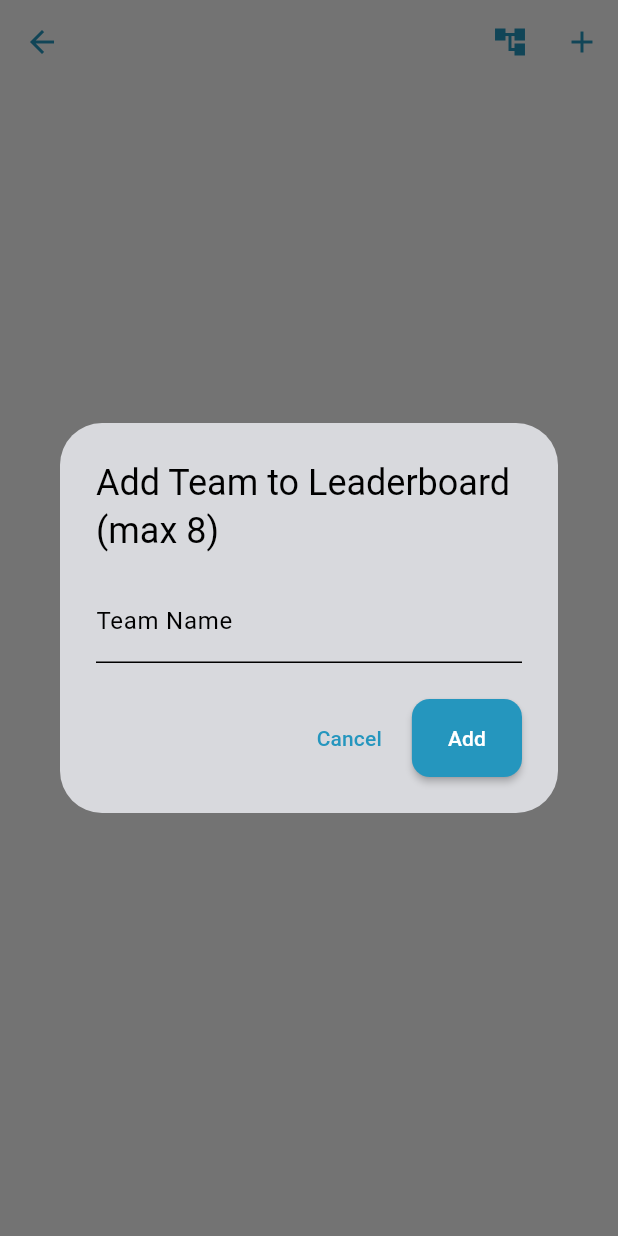
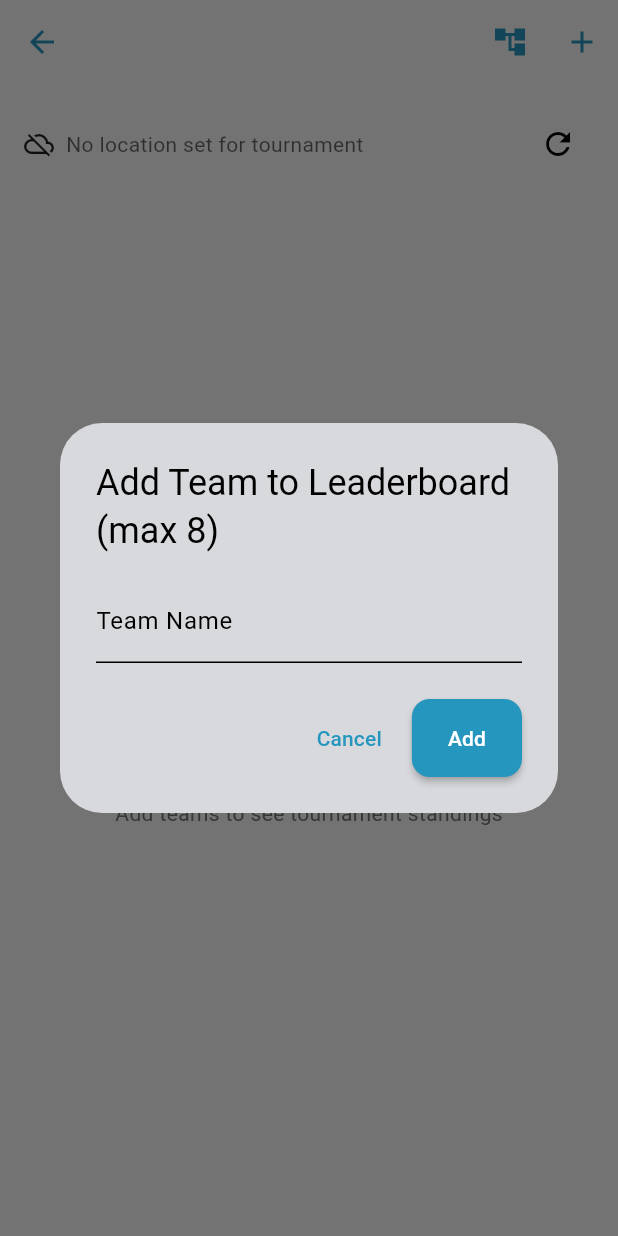
Before and after one commit to oussamaassal/YourLeague, a Flutter app: the LeaderboardsPage screen opened directly with empty values, after a tap on the "add" icon, on a phone screen of 412 x 824 dp. Run offline on Flutter 3.47's test engine with Material 3 defaults, Android fonts, the light colour scheme and no system bars; our stand-ins replace cloud_firestore, file_picker, firebase_auth, firebase_core, firebase_storage, flutter_bloc and 9 more; missing offline and left inert: cloudinary_public, flutter_stripe, mobile_scanner; accounts and stored records are empty.

Commit message:
ADDED WEATHER API

```diff
--- a/lib/User/features/matches/presentation/pages/leaderboards_page.dart
+++ b/lib/User/features/matches/presentation/pages/leaderboards_page.dart
@@ -6,6 +6,7 @@ import 'package:yourleague/User/features/matches/domain/entities/leaderboard.dar
 import 'package:yourleague/User/features/matches/presentation/pages/bracket_page.dart';
 import 'package:cloud_firestore/cloud_firestore.dart' as fs;
 import 'package:yourleague/User/features/auth/presentation/cubits/auth_cubit.dart';
+import 'package:yourleague/common/services/weather_service.dart';
 
 class LeaderboardsPage extends StatefulWidget {
   final String tournamentId;
@@ -20,6 +21,8 @@ class _LeaderboardsPageState extends State<LeaderboardsPage> {
 
   List<Leaderboard> _lastLeaderboards = const [];
   bool _isOrganizer = false;
+  WeatherInfo? _weather;
+  String? _weatherError;
 
   @override
   void initState() {
@@ -27,6 +30,7 @@ class _LeaderboardsPageState extends State<LeaderboardsPage> {
     WidgetsBinding.instance.addPostFrameCallback((_) async {
       await context.read<MatchesCubit>().getLeaderboardsByTournament(widget.tournamentId);
       await _loadOrganizer();
+      await _loadWeather();
     });
   }
 
@@ -50,9 +54,30 @@ class _LeaderboardsPageState extends State<LeaderboardsPage> {
     } catch (_) {}
   }
 
+  Future<void> _loadWeather() async {
+    try {
+      final doc = await fs.FirebaseFirestore.instance.collection('tournaments').doc(widget.tournamentId).get();
+      if (!doc.exists) return;
+      final data = doc.data() as Map<String, dynamic>;
+      final geo = data['location'];
+      if (geo is fs.GeoPoint && WeatherService.isEnabled) {
+        final info = await WeatherService.getCurrent(lat: geo.latitude, lon: geo.longitude);
+        if (!mounted) return;
+        setState(() { _weather = info; _weatherError = WeatherService.lastError; });
+      } else if (!(WeatherService.isEnabled)) {
+        setState(() { _weatherError = 'Weather disabled (no API key)'; });
+      } else {
+        setState(() { _weatherError = 'No location set for tournament'; });
+      }
+    } catch (e) {
+      if (!mounted) return;
+      setState(() { _weatherError = 'Weather error: $e'; });
+    }
+  }
+
   @override
   Widget build(BuildContext context) {
-    final canAdd = _isOrganizer; // only organizer can add/modify teams
+    final canAdd = _isOrganizer;
 
     return Scaffold(
       appBar: AppBar(
@@ -104,17 +129,63 @@ class _LeaderboardsPageState extends State<LeaderboardsPage> {
         builder: (context, state) {
           final leaderboards = (state is LeaderboardsLoaded) ? state.leaderboards : _lastLeaderboards;
 
+          // Weather header (if any)
+          final weatherHeader = (_weather != null)
+              ? Container(
+                  margin: const EdgeInsets.fromLTRB(16, 16, 16, 8),
+                  padding: const EdgeInsets.all(12),
+                  decoration: BoxDecoration(
+                    color: Theme.of(context).colorScheme.surfaceContainerHighest,
+                    borderRadius: BorderRadius.circular(12),
+                  ),
+                  child: Row(
+                    children: [
+                      Image.network(_weather!.iconUrl, width: 48, height: 48, errorBuilder: (_, __, ___) => const Icon(Icons.wb_sunny)),
+                      const SizedBox(width: 12),
+                      Expanded(
+                        child: Column(
+                          crossAxisAlignment: CrossAxisAlignment.start,
+                          children: [
+                            Text('${_weather!.tempC.toStringAsFixed(1)}°C • ${_weather!.description}'),
+                            const SizedBox(height: 4),
+                            Text('Wind ${_weather!.windSpeed.toStringAsFixed(1)} m/s • Humidity ${_weather!.humidity}%'),
+                          ],
+                        ),
+                      ),
+                      IconButton(
+                        tooltip: 'Refresh weather',
+                        onPressed: _loadWeather,
+                        icon: const Icon(Icons.refresh),
+                      ),
+                    ],
+                  ),
+                )
+              : (_weatherError != null)
+                  ? Padding(
+                      padding: const EdgeInsets.fromLTRB(16, 16, 16, 8),
+                      child: Row(
+                        children: [
+                          const Icon(Icons.cloud_off, size: 20),
+                          const SizedBox(width: 8),
+                          Expanded(child: Text(_weatherError!, style: TextStyle(color: Theme.of(context).hintColor))),
+                          IconButton(onPressed: _loadWeather, icon: const Icon(Icons.refresh))
+                        ],
+                      ),
+                    )
+                  : const SizedBox.shrink();
+
           if (leaderboards.isEmpty) {
-            return Center(
+            return Column(
+              children: [
+                weatherHeader,
+                Expanded(
+                  child: Center(
                     child: Column(
                       mainAxisAlignment: MainAxisAlignment.center,
                       children: [
                         Icon(Icons.leaderboard, size: 80, color: Colors.grey[400]),
                         const SizedBox(height: 16),
-                  Text(
-                    'No leaderboard entries',
-                    style: Theme.of(context).textTheme.titleLarge,
-                  ),
+                        Text('No leaderboard entries', style: Theme.of(context).textTheme.titleLarge),
                         const SizedBox(height: 8),
                         Text(
                           canAdd ? 'Add teams to see tournament standings' : 'Waiting for organizer to add teams',
@@ -122,11 +193,15 @@ class _LeaderboardsPageState extends State<LeaderboardsPage> {
                         ),
                       ],
                     ),
+                  ),
+                ),
+              ],
             );
           }
 
           return Column(
             children: [
+              weatherHeader,
               Container(
                 padding: const EdgeInsets.all(16),
                 color: Theme.of(context).colorScheme.primaryContainer,
@@ -137,18 +212,16 @@ class _LeaderboardsPageState extends State<LeaderboardsPage> {
                       child: Column(
                         crossAxisAlignment: CrossAxisAlignment.start,
                         children: [
-                          Text(
-                            'Tournament Standings',
-                            style: Theme.of(context).textTheme.titleLarge?.copyWith(
-                                  fontWeight: FontWeight.bold,
+                          Text('Tournament Standings', style: Theme.of(context).textTheme.titleLarge?.copyWith(fontWeight: FontWeight.bold)),
+                          Text('${leaderboards.length} / 8 teams', style: Theme.of(context).textTheme.bodySmall),
+                        ],
                       ),
                     ),
-                          Text(
-                            '${leaderboards.length} / 8 teams',
-                            style: Theme.of(context).textTheme.bodySmall,
-                          ),
-                        ],
-                      ),
+                    if (canAdd)
+                      IconButton(
+                        icon: const Icon(Icons.edit),
+                        onPressed: () => _showModifierDialog(context, leaderboards),
+                        tooltip: 'Modify Leaderboard',
                       ),
                     IconButton(
                       icon: const Icon(Icons.refresh),
@@ -378,6 +451,51 @@ class _LeaderboardsPageState extends State<LeaderboardsPage> {
       ),
     );
   }
+
+  void _showModifierDialog(BuildContext context, List<Leaderboard> leaderboards) {
+    showDialog(
+      context: context,
+      builder: (context) => AlertDialog(
+        title: const Text('Modify Leaderboard'),
+        content: SizedBox(
+          width: double.maxFinite,
+          child: ListView(
+            shrinkWrap: true,
+            children: [
+              const Text('Select a team to modify:'),
+              const SizedBox(height: 16),
+              ...leaderboards.map((leaderboard) => ListTile(
+                    title: Text(leaderboard.teamName),
+                    subtitle: Text('Pts: ${leaderboard.points} | MP: ${leaderboard.matchesPlayed}'),
+                    trailing: const Icon(Icons.edit),
+                    onTap: () {
+                      Navigator.pop(context);
+                      _showEditTeamDialog(context, leaderboard);
+                    },
+                  )),
+              const SizedBox(height: 16),
+              ElevatedButton(
+                onPressed: () {
+                  Navigator.pop(context);
+                  showDialog(
+                    context: context,
+                    builder: (context) => AddLeaderboardDialog(tournamentId: widget.tournamentId),
+                  );
+                },
+                child: const Text('Add New Team'),
+              ),
+            ],
+          ),
+        ),
+        actions: [
+          TextButton(
+            onPressed: () => Navigator.pop(context),
+            child: const Text('Close'),
+          ),
+        ],
+      ),
+    );
+  }
 }
 
 class AddLeaderboardDialog extends StatefulWidget {
--- /dev/null
+++ b/lib/common/services/weather_service.dart
@@ -0,0 +1,91 @@
+import 'dart:convert';
+import 'package:http/http.dart' as http;
+
+/// Simple current weather model
+class WeatherInfo {
+  final double tempC;
+  final String description;
+  final String iconCode;
+  final double windSpeed;
+  final int humidity;
+
+  const WeatherInfo({
+    required this.tempC,
+    required this.description,
+    required this.iconCode,
+    required this.windSpeed,
+    required this.humidity,
+  });
+
+  String get iconUrl => 'https://openweathermap.org/img/wn/$iconCode@2x.png';
+}
+
+/// OpenWeather-based weather service. Uses 2.5 current weather (free).
+class WeatherService {
+  static const String _apiKey = '7adb9232e48639dfb0080fbcb6132b0a';
+  static bool get isEnabled => _apiKey.isNotEmpty;
+  static String? lastError;
+  static String? lastRawResponse;
+
+  static Future<WeatherInfo?> getCurrent({required double lat, required double lon}) async {
+    if (!isEnabled) {
+      lastError = 'API key not set';
+      return null;
+    }
+    return await _getCurrentWeather(lat: lat, lon: lon);
+  }
+
+  static Future<WeatherInfo?> _getCurrentWeather({required double lat, required double lon}) async {
+    final uri = Uri.parse(
+      'https://api.openweathermap.org/data/2.5/weather?lat=$lat&lon=$lon&appid=$_apiKey&units=metric',
+    );
+    try {
+      final res = await http.get(uri);
+      lastRawResponse = res.body;
+      if (res.statusCode != 200) {
+        // ignore: avoid_print
+        print('[Weather] GET $uri -> ${res.statusCode}: ${res.body}');
+        if (res.statusCode == 401) {
+          final msg = _extractMessage(res.body) ?? 'Unauthorized';
+          lastError = 'Current weather 2.5 -> 401 Unauthorized: $msg';
+        } else if (res.statusCode == 429) {
+          lastError = 'Current weather 2.5 -> 429 Rate limit';
+        } else if (res.statusCode == 404) {
+          lastError = 'Current weather 2.5 -> 404 Not found (invalid coordinates?)';
+        } else {
+          lastError = 'Current weather 2.5 -> HTTP ${res.statusCode}: ${res.body}';
+        }
+        return null;
+      }
+      final Map<String, dynamic> json = jsonDecode(res.body);
+      final double temp = (json['main']?['temp'] as num?)?.toDouble() ?? 0.0;
+      final int humidity = (json['main']?['humidity'] as num?)?.toInt() ?? 0;
+      final double wind = (json['wind']?['speed'] as num?)?.toDouble() ?? 0.0;
+      final List weather = (json['weather'] as List?) ?? const [];
+      final Map<String, dynamic>? first = weather.isNotEmpty ? weather.first as Map<String, dynamic> : null;
+      final String description = (first?['description'] as String?) ?? 'Unknown';
+      final String icon = (first?['icon'] as String?) ?? '01d';
+      lastError = null;
+      return WeatherInfo(
+        tempC: temp,
+        description: description,
+        iconCode: icon,
+        windSpeed: wind,
+        humidity: humidity,
+      );
+    } catch (e) {
+      // ignore: avoid_print
+      print('[Weather] GET $uri -> exception: $e');
+      lastError = 'Current weather 2.5 -> Network error: $e';
+      return null;
+    }
+  }
+
+  static String? _extractMessage(String body) {
+    try {
+      final map = jsonDecode(body);
+      if (map is Map && map['message'] is String) return map['message'] as String;
+    } catch (_) {}
+    return null;
+  }
+}
```
Lines whose indentation alone changed are shown as unchanged.
